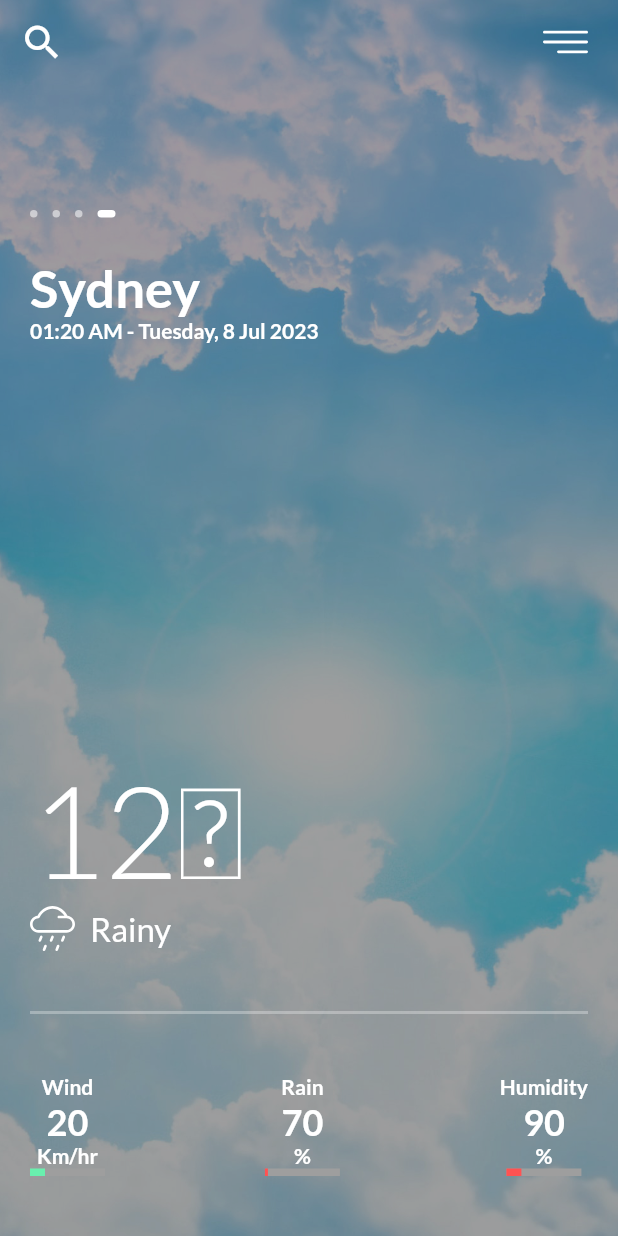
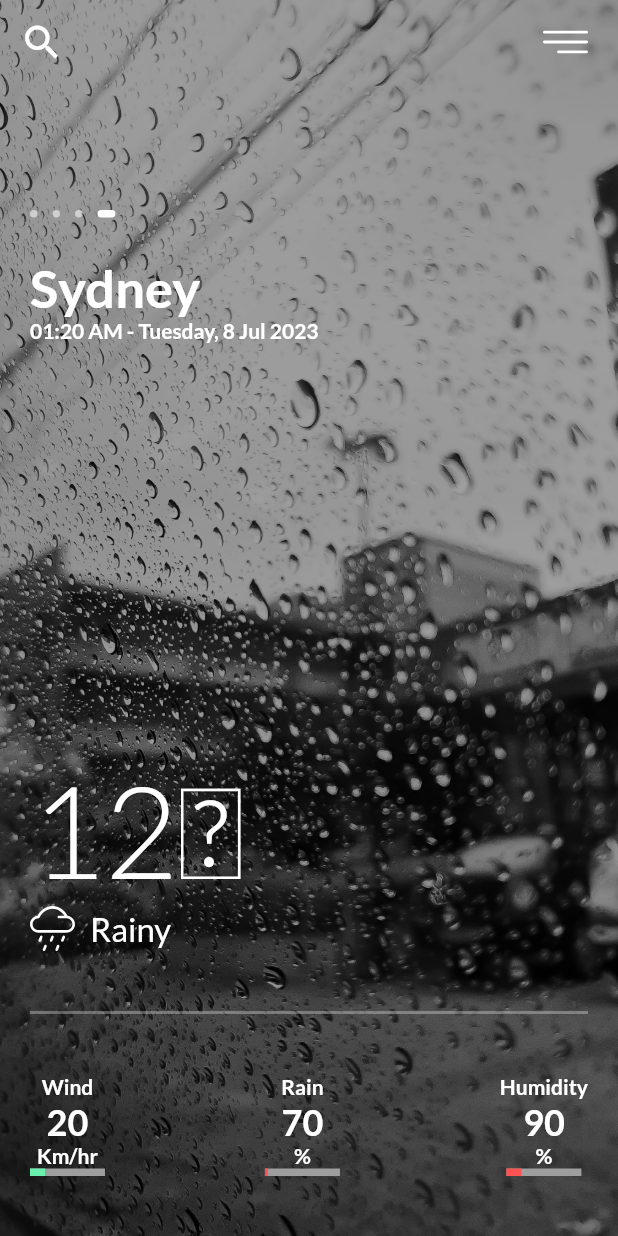
Before and after one commit to sthnischal/Flutter-Basics, a Flutter app: the screen it shows after launch, swiped to page 4, on a phone screen of 412 x 824 dp. Run offline on Flutter 3.47's test engine with Material 2 defaults, Android fonts, the phone set to English and light mode, and no system bars; our stand-ins replace flutter_svg, google_fonts, shared_preferences.

Commit message:
project is partially completed with complete design of UI is done

```diff
--- a/05. Weather App UI/weather_app/lib/screens/weather_app.dart
+++ b/05. Weather App UI/weather_app/lib/screens/weather_app.dart
@@ -26,8 +26,8 @@ class _WeatherAppState extends State<WeatherApp> {
       bgImg = 'assets/sunny.jpg';
     } else if (locationList[_currentPage].weatherType == 'Night') {
       bgImg = 'assets/night.jpg';
-    } else if (locationList[_currentPage].weatherType == 'Rain') {
-      bgImg = 'assets/raniy.jpg';
+    } else if (locationList[_currentPage].weatherType == 'Rainy') {
+      bgImg = 'assets/rainy.jpg';
     } else if (locationList[_currentPage].weatherType == 'Cloudy') {
       bgImg = 'assets/cloudy.jpeg';
     }
@@ -135,3 +135,10 @@ class _WeatherAppState extends State<WeatherApp> {
         ));
   }
 }
+
+
+
+
+//transition animation from one screen to other is not completely working
+// with transformer_page_view as pacakege is not working with dart version 3
+// need to work on other package with same functionality
```
